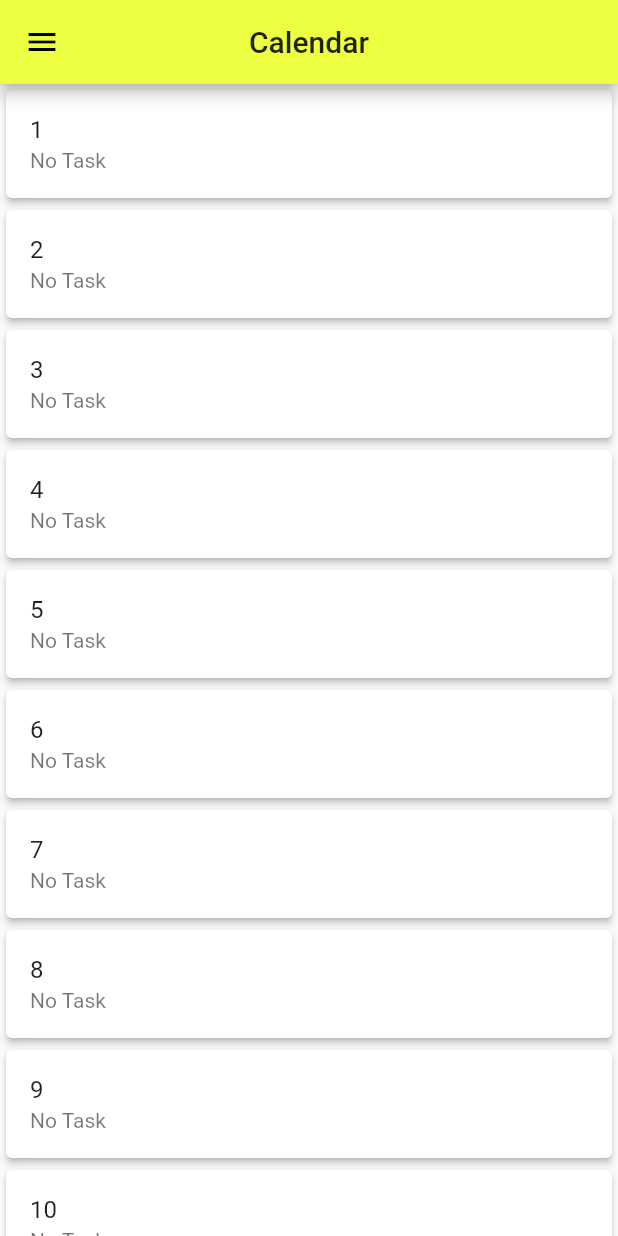
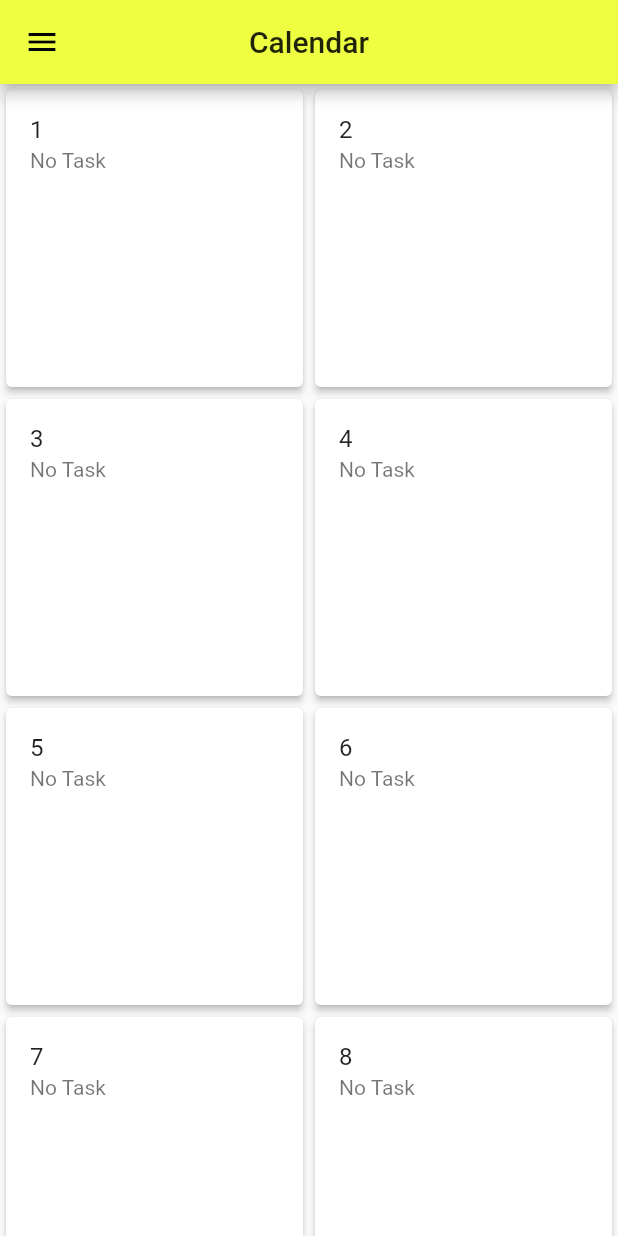
Before and after one commit to BerviFix/my_task_notes, a Flutter app: the screen it shows after launch, on a phone screen of 412 x 824 dp. Run offline on Flutter 3.47's test engine with Material 2 defaults, Android fonts, the phone set to English and light mode, and no system bars.

Commit message:
Add gridview  layout

```diff
--- a/lib/main.dart
+++ b/lib/main.dart
@@ -140,9 +140,12 @@ class _HomePageState extends State<HomePage> {
         title: Text('Calendar'),
         centerTitle: true,
       ),
-      body: ListView.builder(
-          itemCount: months[_selectedMonthIndex].days!.length,
-          itemBuilder: (context, index) {
+      body: Builder(
+        builder: (context) => GridView.count(
+          crossAxisCount: 2,
+          childAspectRatio: 1,
+          children:
+              List.generate(months[_selectedMonthIndex].days!.length, (index) {
             return Card(
               elevation: 2,
               child: ListTile(
@@ -158,6 +161,8 @@ class _HomePageState extends State<HomePage> {
               ),
             );
           }),
+        ),
+      ),
       drawer: Container(
         width: 300,
         color: Colors.white,
```
